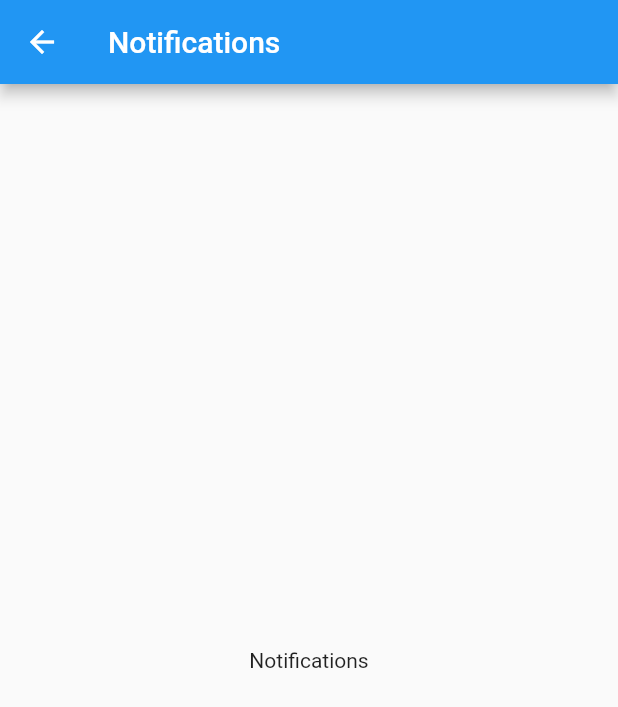
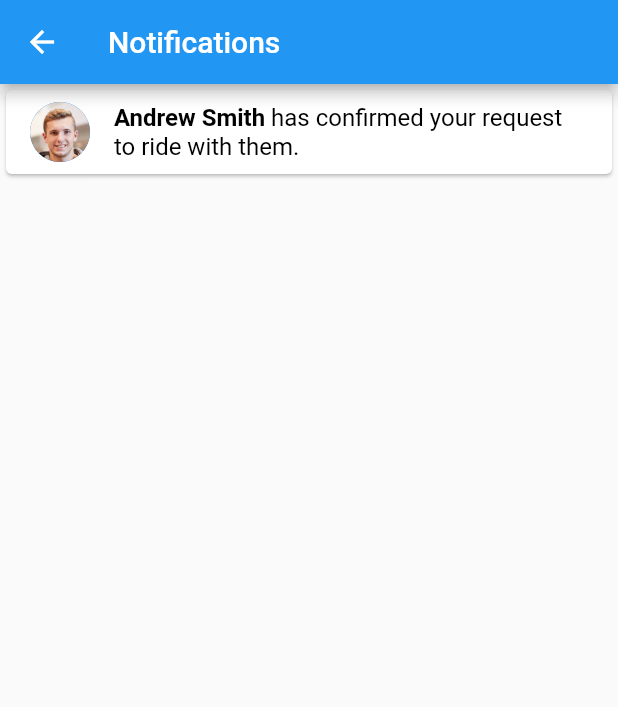
Before and after one commit to rcaina/Passenger, a Flutter app: the Notifications screen opened directly, on a phone screen of 412 x 824 dp. Shown: the top 707 px of the screen. Run offline on Flutter 3.47's test engine with Material 2 defaults, Android fonts, the phone set to English and light mode, and no system bars; our stand-ins replace date_time_picker, settings_ui.

Commit message:
Add basic notification card

```diff
--- a/lib/view/notifications.dart
+++ b/lib/view/notifications.dart
@@ -14,15 +14,42 @@ class _NotificationsState extends State<Notifications> {
         title: const Text("Notifications"),
       ),
       body: Center(
-        child: Column(
-          mainAxisAlignment: MainAxisAlignment.center,
-          children: const <Widget>[
-            Text(
-              'Notifications',
-            ),
-          ],
+        child: ListView(
+          children:[
+            notificationCard(context)
+          ]
         ),
       ),
     );
   }
+
+  Widget notificationCard(BuildContext context) {
+    return Card(
+      child: Column(
+        mainAxisSize: MainAxisSize.min,
+        children: <Widget>[
+          ListTile(
+            leading: CircleAvatar(
+              backgroundImage: AssetImage("assets/images/mark.png"),
+              radius: 20.0,
+            ),
+            title: RichText(
+              text: TextSpan(
+                // Note: Styles for TextSpans must be explicitly defined.
+                // Child text spans will inherit styles from parent
+                style: const TextStyle(
+                  fontSize: 16.0,
+                  color: Colors.black,
+                ),
+                children: <TextSpan>[
+                  TextSpan(text: 'Andrew Smith', style: const TextStyle(fontWeight: FontWeight.bold)),
+                  TextSpan(text: ' has confirmed your request to ride with them.'),
+                ],
+              ),
+            )
+          ),
+        ],
+      )
+    );
+  }
 }
--- a/pubspec.yaml
+++ b/pubspec.yaml
@@ -62,7 +62,7 @@ flutter:
 
     # To add assets to your application, add an assets section, like this:
     assets:
-        - assets/
+        - assets/images/
 
     # An image asset can refer to one or more resolution-specific "variants", see
     # https://flutter.dev/assets-and-images/#resolution-aware.
```
